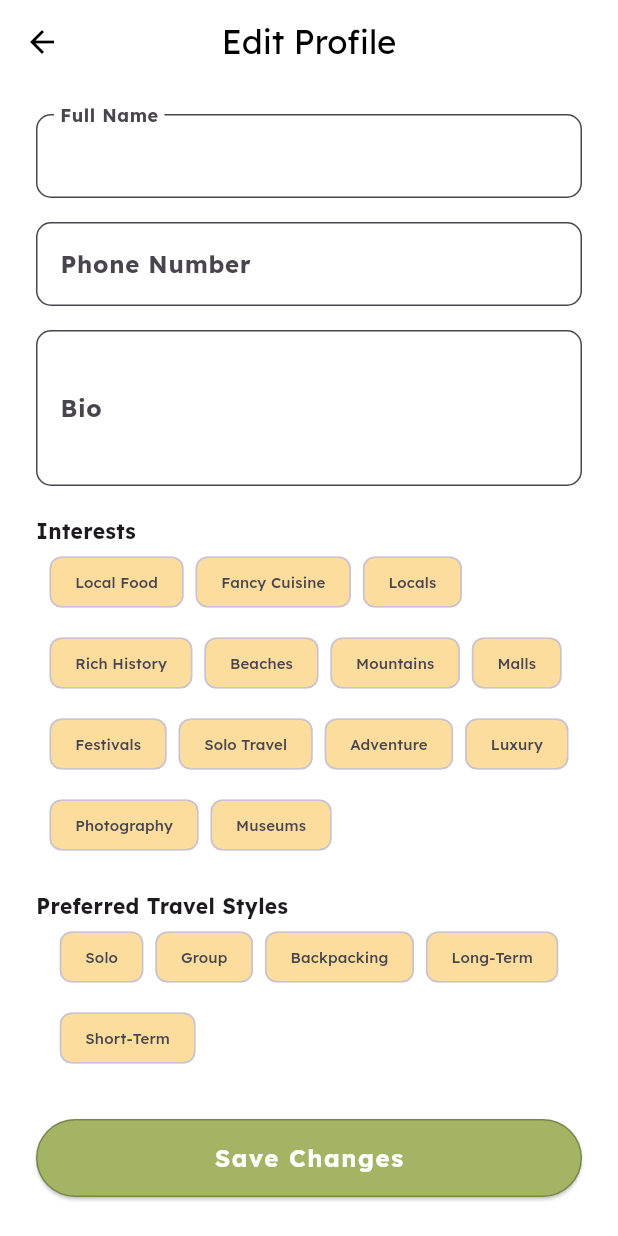
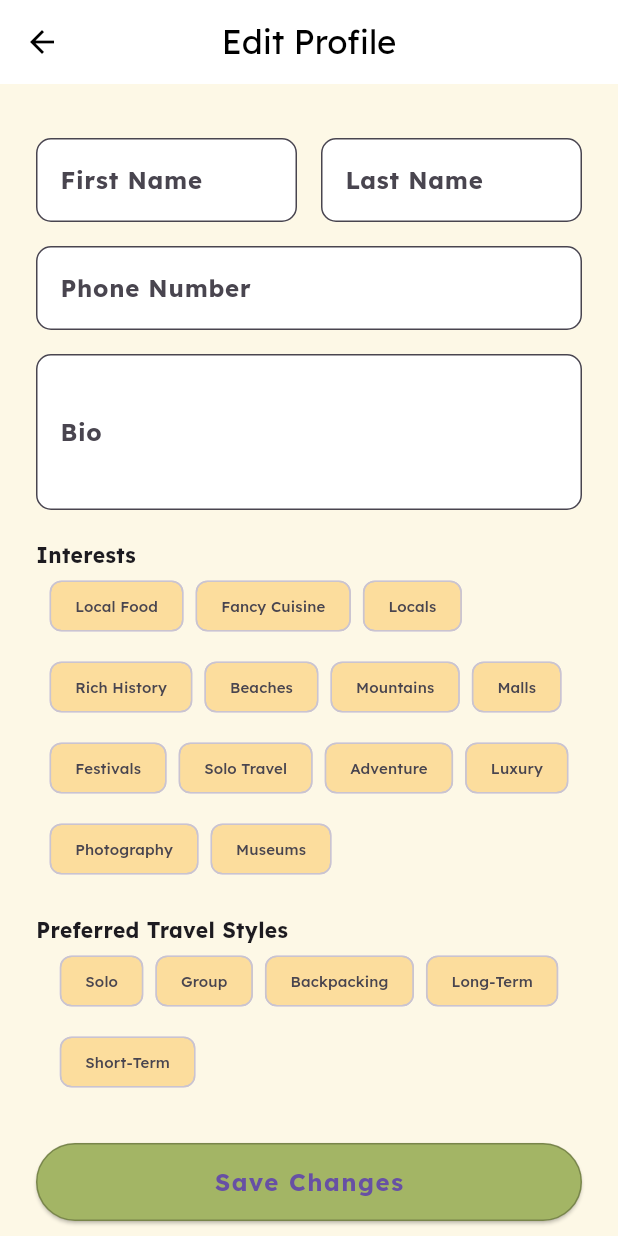
Before and after one commit to jpcabatingan/HaoFar_TravelApp, a Flutter app: the Profile screen opened by its route, after a tap on "Edit Profile", on a phone screen of 412 x 824 dp. Run offline on Flutter 3.47's test engine with Material 3 defaults, Android fonts, the phone set to English and light mode, and no system bars; our stand-ins replace cloud_firestore, firebase_auth, firebase_core, google_fonts, image_picker, qr_flutter; accounts and stored records are empty; generated files the repository leaves out were written again; network calls fail.

Commit message:
chore: fixed edit profile screen

```diff
--- a/project/lib/providers/auth_provider.dart
+++ b/project/lib/providers/auth_provider.dart
@@ -62,10 +62,9 @@ class AuthProvider with ChangeNotifier {
 
   Future<void> checkAuthStatus() async {
     try {
-      // Start both the auth check and minimum wait time
       await Future.wait<void>([
-        fetchUser(), // Your actual auth check
-        Future.delayed(const Duration(seconds: 2)), // Minimum wait time
+        fetchUser(),
+        Future.delayed(const Duration(seconds: 2)),
       ]);
     } catch (e) {
       user = null;
--- a/project/lib/screens/profile/edit_profile_screen.dart
+++ b/project/lib/screens/profile/edit_profile_screen.dart
@@ -1,6 +1,7 @@
 import 'package:flutter/material.dart';
 import 'package:provider/provider.dart';
 import 'package:google_fonts/google_fonts.dart';
+import 'package:flutter/services.dart';
 import 'package:flutter/foundation.dart' show listEquals;
 import 'package:project/providers/user_provider.dart';
 import 'package:project/models/user.dart';
@@ -13,99 +14,73 @@ class EditProfileScreen extends StatefulWidget {
 }
 
 class _EditProfileScreenState extends State<EditProfileScreen> {
-  late TextEditingController nameController;
+  late TextEditingController firstNameController;
+  late TextEditingController lastNameController;
   late TextEditingController phoneController;
   late TextEditingController bioController;
 
   final _formKey = GlobalKey<FormState>();
-  final scaffoldKey = GlobalKey<ScaffoldState>();
+  bool _isLoading = false;
 
-  List<String> interestTags = [
-    "Local Food",
-    "Fancy Cuisine",
-    "Locals",
-    "Rich History",
-    "Beaches",
-    "Mountains",
-    "Malls",
-    "Festivals",
-    "Solo Travel",
-    "Adventure",
-    "Luxury",
-    "Photography",
+  final List<String> interestTags = [
+    "Local Food", "Fancy Cuisine", "Locals", "Rich History",
+    "Beaches", "Mountains", "Malls", "Festivals",
+    "Solo Travel", "Adventure", "Luxury", "Photography",
     "Museums",
   ];
 
-  List<String> travelStyleTags = [
-    "Solo",
-    "Group",
-    "Backpacking",
-    "Long-Term",
-    "Short-Term",
+  final List<String> travelStyleTags = [
+    "Solo", "Group", "Backpacking", "Long-Term", "Short-Term",
   ];
 
   List<String> selectedInterests = [];
   List<String> selectedTravelStyles = [];
 
-  bool _isLoading = false;
-
   @override
   void initState() {
     super.initState();
-    _initializeUser();
-  }
-
-  void _initializeUser() {
-    final userProvider = context.read<UserProvider>();
-    final userModel = userProvider.user;
-
+    final userModel = context.read<UserProvider>().user;
     if (userModel != null) {
-      // Initialize controllers
-      nameController = TextEditingController(
-        text: '${userModel.firstName} ${userModel.lastName}',
-      );
-      phoneController = TextEditingController(
-        text: userModel.phoneNumber ?? '',
-      );
+      firstNameController = TextEditingController(text: userModel.firstName);
+      lastNameController = TextEditingController(text: userModel.lastName);
+      phoneController = TextEditingController(text: userModel.phoneNumber ?? '');
       bioController = TextEditingController(text: userModel.bio ?? '');
-
       selectedInterests = List.from(userModel.interests);
       selectedTravelStyles = List.from(userModel.travelStyles);
     } else {
-      // Fallback to empty state
-      nameController = TextEditingController();
+      firstNameController = TextEditingController();
+      lastNameController = TextEditingController();
       phoneController = TextEditingController();
       bioController = TextEditingController();
     }
   }
 
-  void _toggleSelection(String tag, List<String> currentList) {
+  @override
+  void dispose() {
+    firstNameController.dispose();
+    lastNameController.dispose();
+    phoneController.dispose();
+    bioController.dispose();
+    super.dispose();
+  }
+
+  void _toggleSelection(String tag, List<String> list) {
     setState(() {
-      final isSelected = currentList.contains(tag);
-      isSelected ? currentList.remove(tag) : currentList.add(tag);
+      if (list.contains(tag)) list.remove(tag);
+      else list.add(tag);
     });
   }
 
   Future<void> _saveChanges() async {
     if (!_formKey.currentState!.validate()) return;
-
-    final userProvider = context.read<UserProvider>();
-    final userModel = userProvider.user;
+    final userModel = context.read<UserProvider>().user;
     if (userModel == null) return;
 
     setState(() => _isLoading = true);
-
     try {
-      // Parse full name
-      final fullName = nameController.text.trim();
-      final nameParts = fullName.split(' ');
-      final firstName = nameParts.isNotEmpty ? nameParts[0] : '';
-      final lastName =
-          nameParts.length > 1 ? nameParts.sublist(1).join('') : '';
-
-      // Build update data
       final updateData = <String, dynamic>{};
-
+      final firstName = firstNameController.text.trim();
+      final lastName = lastNameController.text.trim();
       if (firstName != userModel.firstName) {
         updateData['firstName'] = firstName;
       }
@@ -113,11 +88,11 @@ class _EditProfileScreenState extends State<EditProfileScreen> {
         updateData['lastName'] = lastName;
       }
       final phone = phoneController.text.trim();
-      if (phone != userModel.phoneNumber) {
+      if (phone != (userModel.phoneNumber ?? '')) {
         updateData['phoneNumber'] = phone;
       }
       final bio = bioController.text.trim();
-      if (bio != userModel.bio) {
+      if (bio != (userModel.bio ?? '')) {
         updateData['bio'] = bio;
       }
       if (!listEquals(selectedInterests, userModel.interests)) {
@@ -127,126 +102,117 @@ class _EditProfileScreenState extends State<EditProfileScreen> {
         updateData['travelStyles'] = selectedTravelStyles;
       }
 
-      if (updateData.isEmpty) {
-        // No changes made
-        Navigator.pop(context);
-        return;
+      if (updateData.isNotEmpty) {
+        await context.read<UserProvider>().updateProfile(updateData);
       }
-
-      // Save to backend
-      await userProvider.updateProfile(updateData);
       Navigator.pop(context);
     } catch (e) {
-      // Show error
-      final snackBar = SnackBar(
-        content: Text('Failed to save changes: $e'),
-        backgroundColor: Colors.red,
+      ScaffoldMessenger.of(context).showSnackBar(
+        SnackBar(content: Text('Failed to save changes: \$e'), backgroundColor: Colors.red),
       );
-      ScaffoldMessenger.of(context).showSnackBar(snackBar);
     } finally {
       setState(() => _isLoading = false);
     }
   }
 
   @override
-  void dispose() {
-    nameController.dispose();
-    phoneController.dispose();
-    bioController.dispose();
-    super.dispose();
-  }
-
-  @override
   Widget build(BuildContext context) {
-    final userProvider = context.watch<UserProvider>();
-    final userModel = userProvider.user;
-
+    final userModel = context.watch<UserProvider>().user;
     if (userModel == null) {
       return const Scaffold(body: Center(child: CircularProgressIndicator()));
     }
 
     final buttonColor = const Color.fromARGB(255, 163, 181, 101);
-    final chipColor = const Color(0xFFFCDD9D);
+    const chipColor = Color(0xFFFCDD9D);
 
     return Scaffold(
-      key: scaffoldKey,
-      backgroundColor: Colors.white,
+      resizeToAvoidBottomInset: true,
       appBar: AppBar(
         elevation: 0,
         backgroundColor: Colors.white,
         centerTitle: true,
-        title: Text(
-          "Edit Profile",
-          style: GoogleFonts.lexend(color: Colors.black),
-        ),
+        title: Text('Edit Profile', style: GoogleFonts.lexend(color: Colors.black)),
         leading: IconButton(
           icon: const Icon(Icons.arrow_back, color: Colors.black),
           onPressed: () => Navigator.pop(context),
         ),
       ),
-      body: Padding(
-        padding: const EdgeInsets.symmetric(horizontal: 24),
+      body: SafeArea(
+        child: SingleChildScrollView(
+          padding: const EdgeInsets.symmetric(horizontal: 24, vertical: 16),
           child: Form(
             key: _formKey,
             child: Column(
               children: [
                 const SizedBox(height: 20),
-              _buildTextField(label: 'Full Name', controller: nameController),
+                Row(
+                  children: [
+                    Expanded(
+                      child: _buildTextField(
+                        label: 'First Name',
+                        controller: firstNameController,
+                        isRequired: true,
+                      ),
+                    ),
+                    const SizedBox(width: 16),
+                    Expanded(
+                      child: _buildTextField(
+                        label: 'Last Name',
+                        controller: lastNameController,
+                        isRequired: true,
+                      ),
+                    ),
+                  ],
+                ),
                 const SizedBox(height: 16),
                 _buildTextField(
                   label: 'Phone Number',
                   controller: phoneController,
+                  isRequired: false,
+                  hintText: userModel.phoneNumber?.isEmpty ?? true ? 'Not Set' : null,
+                  keyboardType: TextInputType.phone,
+                  inputFormatters: [FilteringTextInputFormatter.digitsOnly],
                 ),
                 const SizedBox(height: 16),
                 _buildTextField(
                   label: 'Bio',
                   controller: bioController,
                   maxLines: 3,
+                  isRequired: false,
+                  hintText: userModel.bio?.isEmpty ?? true ? 'No bio yet' : null,
                 ),
                 const SizedBox(height: 20),
                 _sectionLabel('Interests'),
                 _selectableChips(interestTags, selectedInterests, chipColor),
                 const SizedBox(height: 20),
                 _sectionLabel('Preferred Travel Styles'),
-              _selectableChips(
-                travelStyleTags,
-                selectedTravelStyles,
-                chipColor,
-              ),
+                _selectableChips(travelStyleTags, selectedTravelStyles, chipColor),
                 const SizedBox(height: 30),
                 SizedBox(
                   width: double.infinity,
                   child: ElevatedButton(
                     style: ElevatedButton.styleFrom(
                       backgroundColor: buttonColor,
-                    foregroundColor: Colors.white,
                       padding: const EdgeInsets.symmetric(vertical: 16),
                       shape: RoundedRectangleBorder(
                         borderRadius: BorderRadius.circular(30),
                         side: const BorderSide(color: Colors.black26, width: 1),
                       ),
-                    textStyle: const TextStyle(
-                      fontSize: 16,
-                      fontWeight: FontWeight.bold,
-                      letterSpacing: 1,
-                    ),
+                      textStyle: const TextStyle(fontSize: 16, fontWeight: FontWeight.bold, letterSpacing: 1),
                     ),
                     onPressed: _isLoading ? null : _saveChanges,
-                  child:
-                      _isLoading
+                    child: _isLoading
                         ? const SizedBox(
                             width: 20,
                             height: 20,
-                            child: CircularProgressIndicator(
-                              color: Colors.white,
-                              strokeWidth: 2,
-                            ),
+                            child: CircularProgressIndicator(strokeWidth: 2, color: Colors.white),
                           )
                         : Text('Save Changes', style: GoogleFonts.lexend()),
                   ),
                 ),
                 const SizedBox(height: 40),
               ],
+            ),
           ),
         ),
       ),
@@ -257,19 +223,26 @@ class _EditProfileScreenState extends State<EditProfileScreen> {
     required String label,
     required TextEditingController controller,
     int maxLines = 1,
+    bool isRequired = true,
+    String? hintText,
+    TextInputType? keyboardType,
+    List<TextInputFormatter>? inputFormatters,
   }) {
     return TextFormField(
       controller: controller,
       maxLines: maxLines,
-      validator: (value) {
-        if (value == null || value.trim().isEmpty) {
-          return 'Please enter $label';
+      keyboardType: keyboardType,
+      inputFormatters: inputFormatters,
+      validator: isRequired
+          ? (value) {
+              if (value == null || value.trim().isEmpty) return 'Please enter $label';
+              return null;
             }
-        return null;
-      },
+          : null,
       style: GoogleFonts.lexend(),
       decoration: InputDecoration(
         labelText: label,
+        hintText: hintText,
         labelStyle: GoogleFonts.lexend(fontWeight: FontWeight.bold),
         border: OutlineInputBorder(borderRadius: BorderRadius.circular(10)),
         filled: true,
@@ -280,31 +253,21 @@ class _EditProfileScreenState extends State<EditProfileScreen> {
 
   Widget _sectionLabel(String text) => Align(
         alignment: Alignment.centerLeft,
-    child: Text(
-      text,
-      style: GoogleFonts.lexend(fontWeight: FontWeight.bold, fontSize: 14),
-    ),
+        child: Text(text, style: GoogleFonts.lexend(fontWeight: FontWeight.bold, fontSize: 14)),
       );
 
-  Widget _selectableChips(
-    List<String> tags,
-    List<String> currentList,
-    Color bgColor,
-  ) {
+  Widget _selectableChips(List<String> tags, List<String> currentList, Color bgColor) {
     return Wrap(
       spacing: 8,
       runSpacing: 6,
-      children:
-          tags.map((tag) {
+      children: tags.map((tag) {
         final isSelected = currentList.contains(tag);
         return FilterChip(
           label: Text(tag, style: GoogleFonts.lexend(fontSize: 10)),
           selected: isSelected,
           backgroundColor: bgColor,
           selectedColor: const Color(0xFFF1642E),
-              onSelected: (bool selected) {
-                _toggleSelection(tag, currentList);
-              },
+          onSelected: (_) => _toggleSelection(tag, currentList),
           showCheckmark: false,
         );
       }).toList(),
```
Lines whose indentation alone changed are shown as unchanged.
